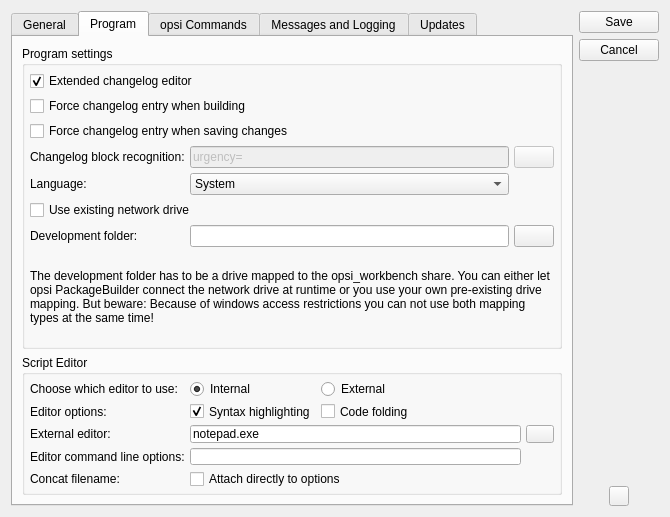
The window that oPB/ui/settings.ui (pandel/opsiPackageBuilder) describes before a commit, drawn with Qt 5.
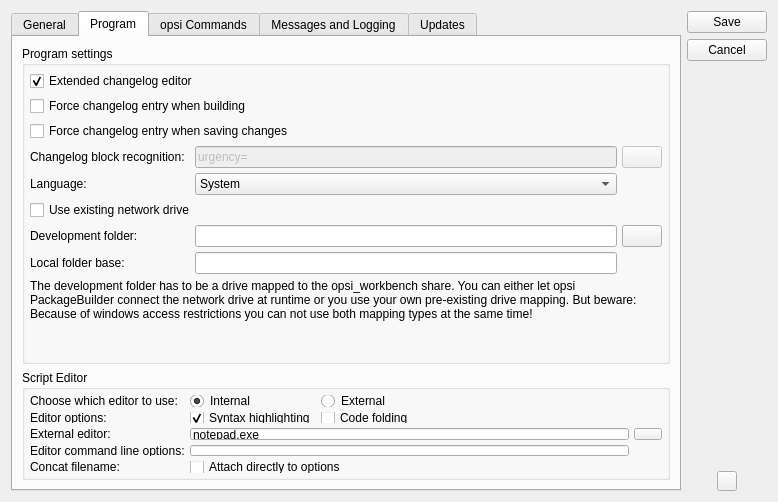
The same window after the commit. Icons and pictures are not drawn.

The edit to the form file:
```diff
--- a/oPB/ui/settings.ui
+++ b/oPB/ui/settings.ui
@@ -6,8 +6,8 @@
    <rect>
     <x>0</x>
     <y>0</y>
-    <width>670</width>
-    <height>517</height>
+    <width>778</width>
+    <height>502</height>
    </rect>
   </property>
   <property name="minimumSize">
@@ -421,7 +421,7 @@
           <property name="spacing">
            <number>5</number>
           </property>
-          <item row="0" column="0" colspan="2">
+          <item row="0" column="0" colspan="3">
            <widget class="QCheckBox" name="chkExtendedEditor">
             <property name="text">
              <string>Extended changelog editor</string>
@@ -431,14 +431,14 @@
             </property>
            </widget>
           </item>
-          <item row="1" column="0" colspan="2">
+          <item row="1" column="0" colspan="3">
            <widget class="QCheckBox" name="chkForceEntryBuild">
             <property name="text">
              <string>Force changelog entry when building</string>
             </property>
            </widget>
           </item>
-          <item row="3" column="1">
+          <item row="3" column="2">
            <widget class="QLineEdit" name="inpBlockMarker">
             <property name="enabled">
              <bool>false</bool>
@@ -451,10 +451,10 @@
             </property>
            </widget>
           </item>
-          <item row="6" column="1">
+          <item row="6" column="2">
            <widget class="QLineEdit" name="inpDevFolder"/>
           </item>
-          <item row="3" column="2">
+          <item row="3" column="3">
            <widget class="QPushButton" name="btnResetRecognition">
             <property name="enabled">
              <bool>false</bool>
@@ -483,7 +483,7 @@
             </property>
            </widget>
           </item>
-          <item row="4" column="1">
+          <item row="4" column="2">
            <widget class="QComboBox" name="cmbLanguage">
             <property name="editable">
              <bool>false</bool>
@@ -508,17 +508,7 @@
             </item>
            </widget>
           </item>
-          <item row="7" column="0" colspan="3">
-           <widget class="QLabel" name="label_14">
-            <property name="text">
-             <string>The development folder has to be a drive mapped to the opsi_workbench share. You can either let opsi PackageBuilder connect the network drive at runtime or you use your own pre-existing drive mapping. But beware: Because of windows access restrictions you can not use both mapping types at the same time!</string>
-            </property>
-            <property name="wordWrap">
-             <bool>true</bool>
-            </property>
-           </widget>
-          </item>
-          <item row="2" column="0" colspan="2">
+          <item row="2" column="0" colspan="3">
            <widget class="QCheckBox" name="chkForceEntrySave">
             <property name="text">
              <string>Force changelog entry when saving changes</string>
@@ -532,7 +522,7 @@
             </property>
            </widget>
           </item>
-          <item row="6" column="2">
+          <item row="6" column="3">
            <widget class="QPushButton" name="btnSetDevFolder">
             <property name="text">
              <string/>
@@ -544,13 +534,46 @@
             </property>
            </widget>
           </item>
-          <item row="5" column="0" colspan="2">
+          <item row="5" column="0" colspan="3">
            <widget class="QCheckBox" name="chkUseNetworkDrive">
             <property name="text">
              <string>Use existing network drive</string>
             </property>
            </widget>
           </item>
+          <item row="8" column="0" colspan="4">
+           <widget class="QLabel" name="label_14">
+            <property name="text">
+             <string>The development folder has to be a drive mapped to the opsi_workbench share. You can either let opsi PackageBuilder connect the network drive at runtime or you use your own pre-existing drive mapping. But beware: Because of windows access restrictions you can not use both mapping types at the same time!</string>
+            </property>
+            <property name="wordWrap">
+             <bool>true</bool>
+            </property>
+           </widget>
+          </item>
+          <item row="9" column="0">
+           <spacer name="verticalSpacer_3">
+            <property name="orientation">
+             <enum>Qt::Vertical</enum>
+            </property>
+            <property name="sizeHint" stdset="0">
+             <size>
+              <width>20</width>
+              <height>40</height>
+             </size>
+            </property>
+           </spacer>
+          </item>
+          <item row="7" column="0">
+           <widget class="QLabel" name="label_6">
+            <property name="text">
+             <string>Local folder base:</string>
+            </property>
+           </widget>
+          </item>
+          <item row="7" column="2">
+           <widget class="QLineEdit" name="inpLocalBase"/>
+          </item>
          </layout>
         </widget>
        </item>
```
Left out of the diff: 13 changed lines with no effect on the pictures.
